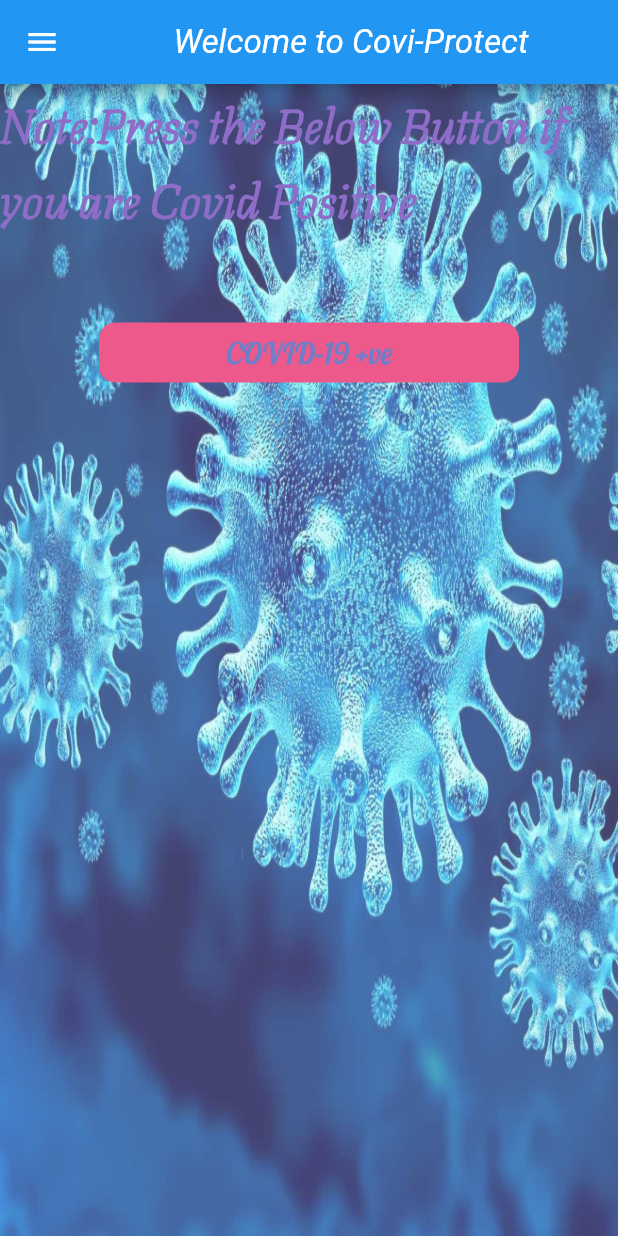
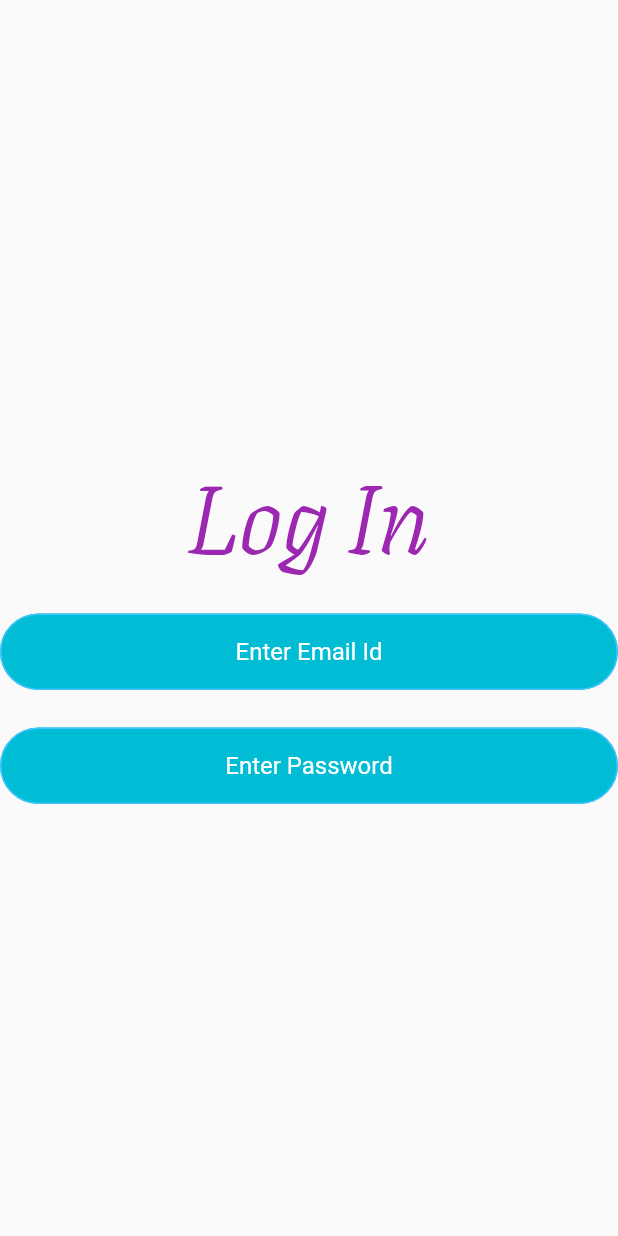
Before and after one commit to Priyam-Saxena09/Covi-Protect, a Flutter app: the screen it shows after launch, on a phone screen of 412 x 824 dp. Run offline on Flutter 3.47's test engine with Material 2 defaults, Android fonts, the phone set to English and light mode, and no system bars; our stand-ins replace geolocator.

Commit message:
TextField added in Login Page

```diff
--- a/lib/login.dart
+++ b/lib/login.dart
@@ -0,0 +1,72 @@
+import 'package:flutter/material.dart';
+import 'package:flutter/services.dart';
+
+class LoginPage extends StatefulWidget {
+  const LoginPage({Key key}) : super(key: key);
+
+  @override
+  _LoginPageState createState() => _LoginPageState();
+}
+
+class _LoginPageState extends State<LoginPage> {
+  @override
+  Widget build(BuildContext context) {
+    return Scaffold(
+      body: Column(
+        mainAxisAlignment: MainAxisAlignment.center,
+        children: [
+          Text("Log In",style: TextStyle(
+            fontStyle: FontStyle.italic,
+            fontFamily: "Texturina",
+            fontSize: 65.0,
+            color: Colors.purple
+          ),),
+          SizedBox(
+            height: 20.0,
+          ),
+          TextField(
+            keyboardType: TextInputType.emailAddress,
+            textAlign: TextAlign.center,
+            decoration: InputDecoration(
+              filled: true,
+              fillColor: Colors.cyan,
+              hintText: "Enter Email Id",
+              hintStyle: TextStyle(color: Colors.white),
+              contentPadding: EdgeInsets.all(16.0),
+              border: OutlineInputBorder(
+                borderRadius: BorderRadius.all(Radius.circular(40.0))
+              ),
+              enabledBorder: OutlineInputBorder(
+                borderSide:
+                BorderSide(color: Colors.lightBlueAccent, width: 1.0),
+                borderRadius: BorderRadius.all(Radius.circular(40.0)),
+              ),
+            ),
+          ),
+          SizedBox(
+            height: 25.0,
+          ),
+          TextField(
+            obscureText: true,
+      textAlign: TextAlign.center,
+      decoration: InputDecoration(
+          filled: true,
+          fillColor: Colors.cyan,
+          hintText: "Enter Password",
+          hintStyle: TextStyle(color: Colors.white),
+          contentPadding: EdgeInsets.all(16.0),
+          border: OutlineInputBorder(
+              borderRadius: BorderRadius.all(Radius.circular(40.0))
+          ),
+        enabledBorder: OutlineInputBorder(
+          borderSide:
+          BorderSide(color: Colors.lightBlueAccent, width: 1.0),
+          borderRadius: BorderRadius.all(Radius.circular(40.0)),
+        ),
+      ),
+    ),
+        ],
+      ),
+    );
+  }
+}
--- a/lib/main.dart
+++ b/lib/main.dart
@@ -1,5 +1,5 @@
 import 'package:flutter/material.dart';
-import 'package:covi_protect/covid_page.dart';
+import 'package:covi_protect/login.dart';
 
 void main() {
   runApp(MyApp());
@@ -9,7 +9,7 @@ class MyApp extends StatelessWidget {
   Widget build(BuildContext context) {
     return MaterialApp(
       theme: ThemeData.light(),
-      home: Find(),
+      home: LoginPage(),
     );
   }
 }
```
